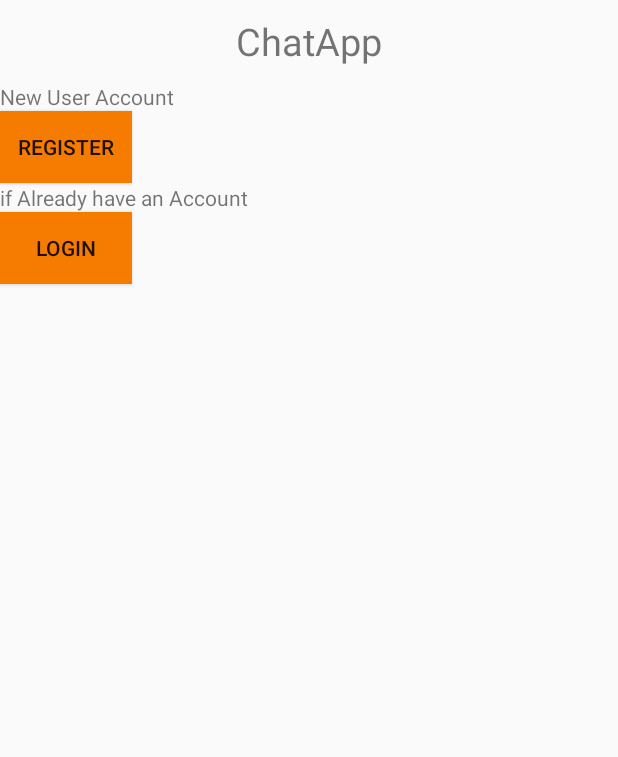
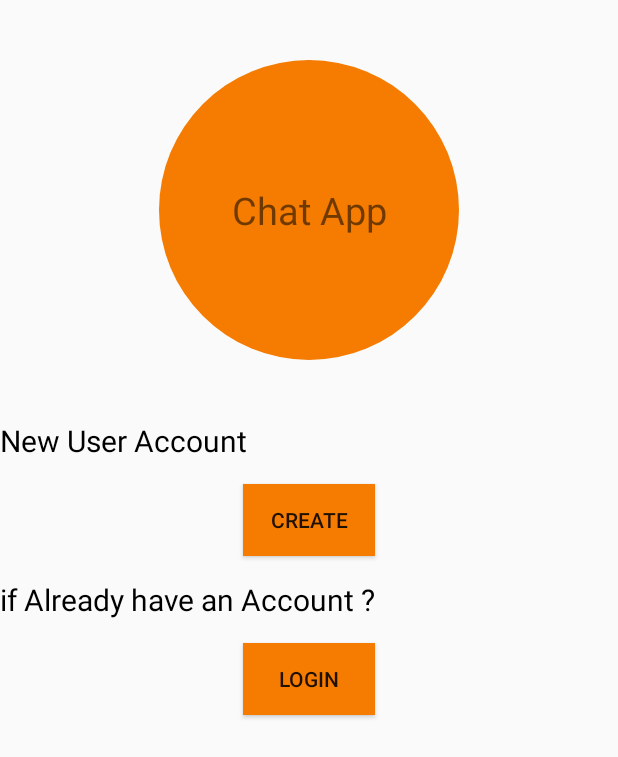
Before and after one commit to sukhbeer/ChatApp, an Android app: the screen it shows after launch (StartActivity), on a phone screen of 412 x 824 dp. Shown: the top 757 px of the screen. Run offline under Robolectric (Android 15) with nearby library versions, the phone set to English and light mode, and no system bars; our stand-ins replace Firebase (no records; nobody signed in at launch, a user with empty details on screens opened directly), Picasso; 6 statements that could not run were skipped.

Commit message:
various bug fixes and improvement

```diff
--- a/app/src/main/res/drawable/edit_text.xml
+++ /dev/null
@@ -1,4 +0,0 @@
-<?xml version="1.0" encoding="utf-8"?>
-<layer-list xmlns:android="http://schemas.android.com/apk/res/android">
-  <item android:top="@dimen/five_dp"/>
-</layer-list>
--- a/app/src/main/res/drawable/lr_edit_text.xml
+++ b/app/src/main/res/drawable/lr_edit_text.xml
@@ -1,10 +1,12 @@
 <?xml version="1.0" encoding="utf-8"?>
 <shape xmlns:android="http://schemas.android.com/apk/res/android"
     android:shape="rectangle">
-    <solid android:color="#00000000" />
+    <solid android:color="#00000000"/>
+
     <stroke android:width="1dp"
         android:color="@color/colorPrimary"
         />
     <corners
         android:radius="5dp"/>
+
 </shape>
--- a/app/src/main/res/layout/activity_start.xml
+++ b/app/src/main/res/layout/activity_start.xml
@@ -7,36 +7,48 @@
     android:orientation="vertical"
     tools:context=".StartActivity">
 
+
     <TextView
-        android:layout_width="match_parent"
-        android:layout_height="wrap_content"
-        android:text="ChatApp"
+        android:layout_width="200dp"
+        android:layout_height="200dp"
+        android:layout_gravity="center_horizontal"
+        android:background="@drawable/circle"
+        android:text="@string/chat_app"
         android:textSize="25sp"
         android:gravity="center"
-        android:layout_margin="10dp"
+        android:layout_margin="40dp"
         />
 
     <TextView
         android:layout_width="wrap_content"
         android:layout_height="wrap_content"
-        android:text="New User Account"/>
+        android:textSize="20sp"
+        android:layout_marginBottom="@dimen/fifteen_dp"
+        android:textColor="@color/black"
+        android:text="@string/new_user_account"/>
     <Button
         android:layout_width="wrap_content"
         android:layout_height="wrap_content"
         android:id="@+id/btNewReg"
+        android:layout_marginBottom="@dimen/fifteen_dp"
+        android:layout_gravity="center_horizontal"
         android:background="@color/colorPrimary"
-        android:text="Register"
+        android:text="@string/create"
         />
     <TextView
         android:layout_width="wrap_content"
         android:layout_height="wrap_content"
-        android:text="if Already have an Account"/>
+        android:textColor="@color/black"
+        android:layout_marginBottom="@dimen/fifteen_dp"
+        android:textSize="20sp"
+        android:text="@string/if_already_have_an_account"/>
     <Button
         android:id="@+id/StartLoginBtn"
         android:layout_width="wrap_content"
         android:background="@color/colorPrimary"
+        android:layout_gravity="center_horizontal"
         android:layout_height="wrap_content"
-        android:text="Login"/>
+        android:text="@string/login"/>
 
 
 </LinearLayout>
--- a/app/src/main/res/layout/chat_item_left.xml
+++ b/app/src/main/res/layout/chat_item_left.xml
@@ -8,7 +8,7 @@
     <TextView
         android:layout_width="wrap_content"
         android:layout_height="wrap_content"
-        android:text="Hello"
+        android:text="@string/hello"
         android:textSize="20sp"
         android:padding="6dp"
         android:background="@drawable/background_left"
--- a/app/src/main/res/menu/menu.xml
+++ b/app/src/main/res/menu/menu.xml
@@ -4,11 +4,9 @@
 
     <item
         android:id="@+id/accSetBtn"
-        android:title="Account Setting" />
+        android:title="@string/account_setting" />
     <item
         android:id="@+id/logoutBtn"
-        android:title="Logout" />
-    <item
-        android:id="@+id/uSerBtn"
-        android:title="User" />
+        android:title="@string/logout" />
+
 </menu>
--- a/app/src/main/res/values/strings.xml
+++ b/app/src/main/res/values/strings.xml
@@ -4,4 +4,16 @@
     <!-- TODO: Remove or change this placeholder text -->
     <string name="hello_blank_fragment">Hello blank fragment</string>
     <string name="chat_app">Chat App</string>
+    <string name="logout">Logout</string>
+    <string name="account_setting">Account Setting</string>
+    <string name="login_in_account">Login in Account</string>
+    <string name="create_new_account">Create New Account</string>
+    <string name="username">Username</string>
+    <string name="email">Email</string>
+    <string name="password">Password</string>
+    <string name="create">Create</string>
+    <string name="login">Login</string>
+    <string name="new_user_account">New User Account</string>
+    <string name="if_already_have_an_account">if Already have an Account ?</string>
+    <string name="hello">Hello</string>
 </resources>
```
Also changed, not shown: app/src/main/java/com/example/android/chatapp2/Users.java (deleted, +0 -40 lines), app/src/main/res/layout/activity_login.xml (+4 -4 lines), app/src/main/res/layout/activity_register.xml (+5 -5 lines), app/src/main/res/layout/activity_setting.xml (+13 -19 lines), app/src/main/res/layout/chat_item_right.xml (+15 -15 lines), app/src/main/res/layout/fragment_request.xml (deleted, +0 -14 lines), app/src/main/res/drawable-hdpi/user.png (added), app/src/main/res/drawable-mdpi/user.png (added), app/src/main/res/drawable-xhdpi/user.png (added), app/src/main/res/drawable-xxhdpi/user.png (added).
